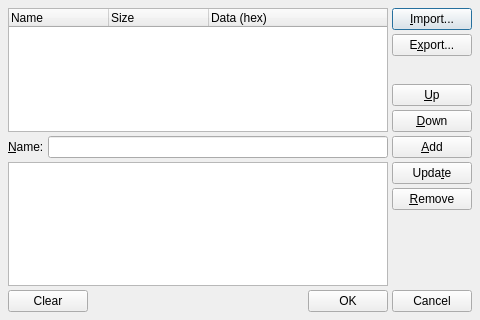
rncbc/qtractor, file src/qtractorMidiSysexForm.ui: the form before one commit.
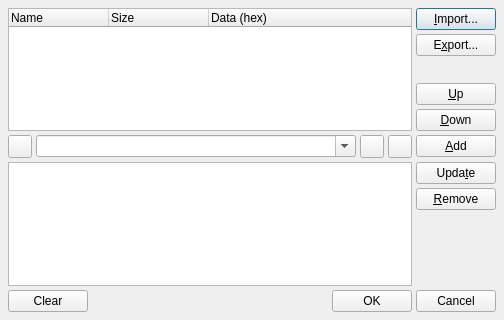
The form after the commit. Icons and pictures are not drawn.

Commit message: - Introducing MIDI SysEx preset management.

Diff of the .ui file:
```diff
--- a/src/qtractorMidiSysexForm.ui
+++ b/src/qtractorMidiSysexForm.ui
@@ -38,7 +38,7 @@
   <layout class="QVBoxLayout" name="verticalLayout" >
    <item>
     <layout class="QGridLayout" >
-     <item rowspan="5" row="0" column="0" colspan="2" >
+     <item rowspan="5" row="0" column="0" colspan="4" >
       <widget class="QTreeWidget" name="SysexListView" >
        <property name="rootIsDecorated" >
         <bool>false</bool>
@@ -69,7 +69,7 @@
        </column>
       </widget>
      </item>
-     <item row="0" column="2" >
+     <item row="0" column="4" >
       <widget class="QPushButton" name="ImportButton" >
        <property name="toolTip" >
         <string>Import from SysEx file</string>
@@ -85,7 +85,7 @@
        </property>
       </widget>
      </item>
-     <item row="1" column="2" >
+     <item row="1" column="4" >
       <widget class="QPushButton" name="ExportButton" >
        <property name="toolTip" >
         <string>Export to SysEx file</string>
@@ -101,8 +101,8 @@
        </property>
       </widget>
      </item>
-     <item row="2" column="2" >
-      <spacer name="verticalSpacer_2" >
+     <item row="2" column="4" >
+      <spacer>
        <property name="orientation" >
         <enum>Qt::Vertical</enum>
        </property>
@@ -114,7 +114,7 @@
        </property>
       </spacer>
      </item>
-     <item row="3" column="2" >
+     <item row="3" column="4" >
       <widget class="QPushButton" name="MoveUpButton" >
        <property name="toolTip" >
         <string>Move SysEx item up on list order</string>
@@ -130,7 +130,7 @@
        </property>
       </widget>
      </item>
-     <item row="4" column="2" >
+     <item row="4" column="4" >
       <widget class="QPushButton" name="MoveDownButton" >
        <property name="toolTip" >
         <string>Move SysEx item down on list order</string>
@@ -147,9 +147,9 @@
       </widget>
      </item>
      <item row="5" column="0" >
-      <widget class="QLabel" name="SysexNameLabel" >
-       <property name="text" >
-        <string>&amp;Name:</string>
+      <widget class="QToolButton" name="OpenButton" >
+       <property name="focusPolicy" >
+        <enum>Qt::TabFocus</enum>
        </property>
        <property name="buddy" >
         <cstring>SysexNameEdit</cstring>
@@ -157,16 +157,48 @@
       </widget>
      </item>
      <item row="5" column="1" >
-      <widget class="QLineEdit" name="SysexNameEdit" >
+      <widget class="QComboBox" name="NameComboBox" >
        <property name="minimumSize" >
         <size>
          <width>320</width>
          <height>0</height>
         </size>
        </property>
+       <property name="toolTip" >
+        <string>Sysex name</string>
+       </property>
+       <property name="editable" >
+        <bool>true</bool>
+       </property>
       </widget>
      </item>
      <item row="5" column="2" >
+      <widget class="QToolButton" name="SaveButton" >
+       <property name="focusPolicy" >
+        <enum>Qt::TabFocus</enum>
+       </property>
+       <property name="toolTip" >
+        <string>Save SysEx</string>
+       </property>
+       <property name="icon" >
+        <iconset resource="../icons/qtractor.qrc" >:/icons/formSave.png</iconset>
+       </property>
+      </widget>
+     </item>
+     <item row="5" column="3" >
+      <widget class="QToolButton" name="DeleteButton" >
+       <property name="focusPolicy" >
+        <enum>Qt::TabFocus</enum>
+       </property>
+       <property name="toolTip" >
+        <string>Delete SysEx</string>
+       </property>
+       <property name="icon" >
+        <iconset resource="../icons/qtractor.qrc" >:/icons/formRemove.png</iconset>
+       </property>
+      </widget>
+     </item>
+     <item row="5" column="4" >
       <widget class="QPushButton" name="AddButton" >
        <property name="toolTip" >
         <string>Create SysEx item</string>
@@ -182,7 +214,7 @@
        </property>
       </widget>
      </item>
-     <item rowspan="3" row="6" column="0" colspan="2" >
+     <item rowspan="3" row="6" column="0" colspan="4" >
       <widget class="QTextEdit" name="SysexTextEdit" >
        <property name="font" >
         <font>
@@ -191,7 +223,7 @@
        </property>
       </widget>
      </item>
-     <item row="6" column="2" >
+     <item row="6" column="4" >
       <widget class="QPushButton" name="UpdateButton" >
        <property name="toolTip" >
         <string>Update SysEx item</string>
@@ -207,7 +239,7 @@
        </property>
       </widget>
      </item>
-     <item row="7" column="2" >
+     <item row="7" column="4" >
       <widget class="QPushButton" name="RemoveButton" >
        <property name="toolTip" >
         <string>Remove SysEx item</string>
@@ -223,8 +255,8 @@
        </property>
       </widget>
      </item>
-     <item row="8" column="2" >
-      <spacer name="verticalSpacer" >
+     <item row="8" column="4" >
+      <spacer>
        <property name="orientation" >
         <enum>Qt::Vertical</enum>
        </property>
@@ -251,7 +283,7 @@
       </widget>
      </item>
      <item>
-      <spacer name="horizontalSpacer" >
+      <spacer>
        <property name="orientation" >
         <enum>Qt::Horizontal</enum>
        </property>
```
Left out of the diff: 12 changed lines with no effect on the pictures. The commit also changes 4 other files.
